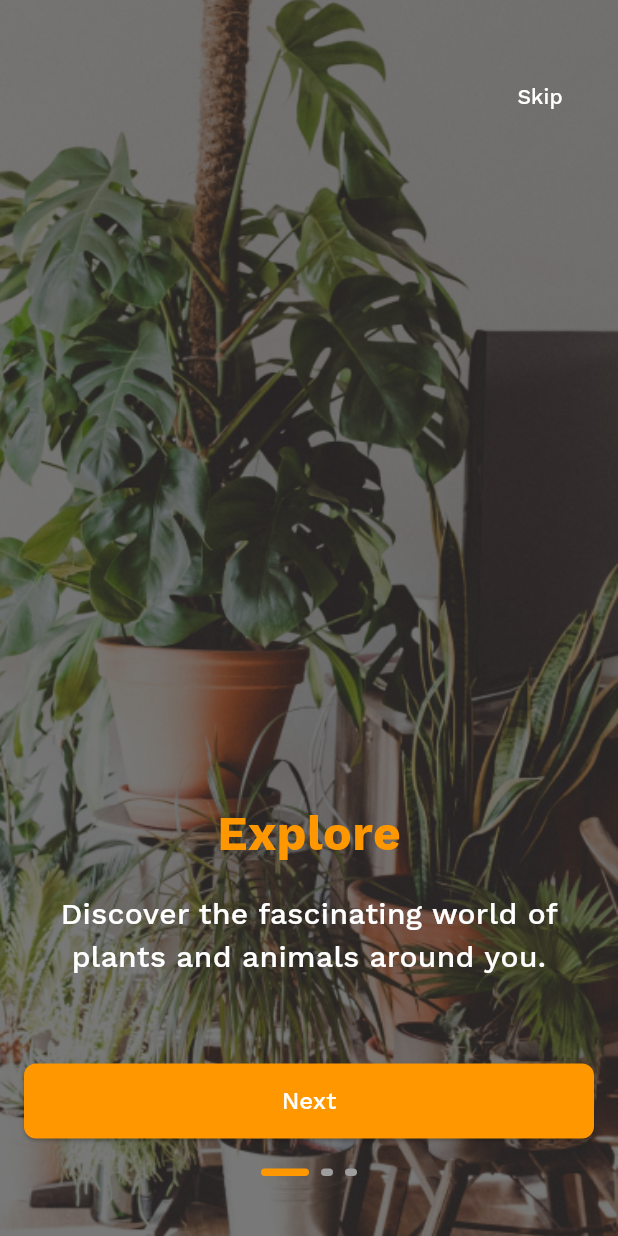
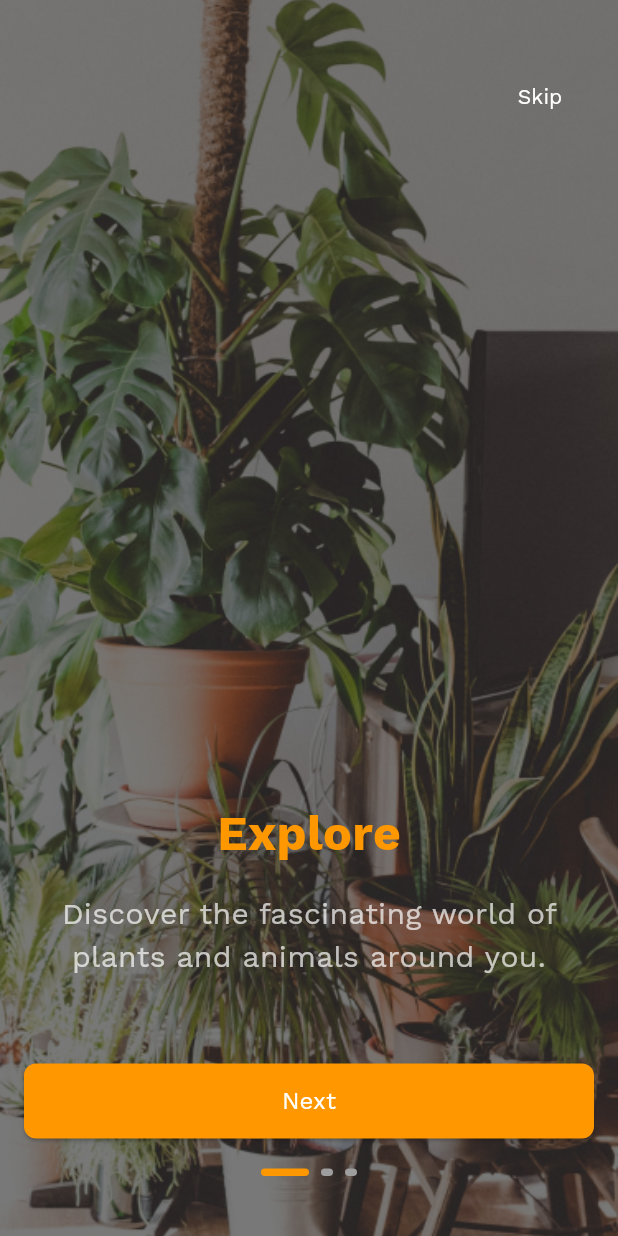
Before and after one commit to IEEE-hackthon/happy_care, a Flutter app: the screen it shows after launch, on a phone screen of 412 x 824 dp. Run offline on Flutter 3.47's test engine with Material 3 defaults, Android fonts, the phone set to English and light mode, and no system bars; drawn by our look-alikes of smooth_page_indicator.

```diff
--- a/lib/views/onboarding_page.dart
+++ b/lib/views/onboarding_page.dart
@@ -146,7 +146,7 @@ class OnboardingScreenState extends State<OnboardingScreen> {
                 style: const TextStyle(
                     fontWeight: FontWeight.w500,
                     fontSize: 20.0,
-                    color: Colors.white)),
+                    color: Colors.white70)),
             const Spacer(flex: 3),
           ],
         ),
```
Also changed, not shown: assets/fonts/WorkSans-Bold.ttf (added), assets/fonts/WorkSans-Italic.ttf (added), assets/fonts/WorkSans-Regular.ttf (added).
